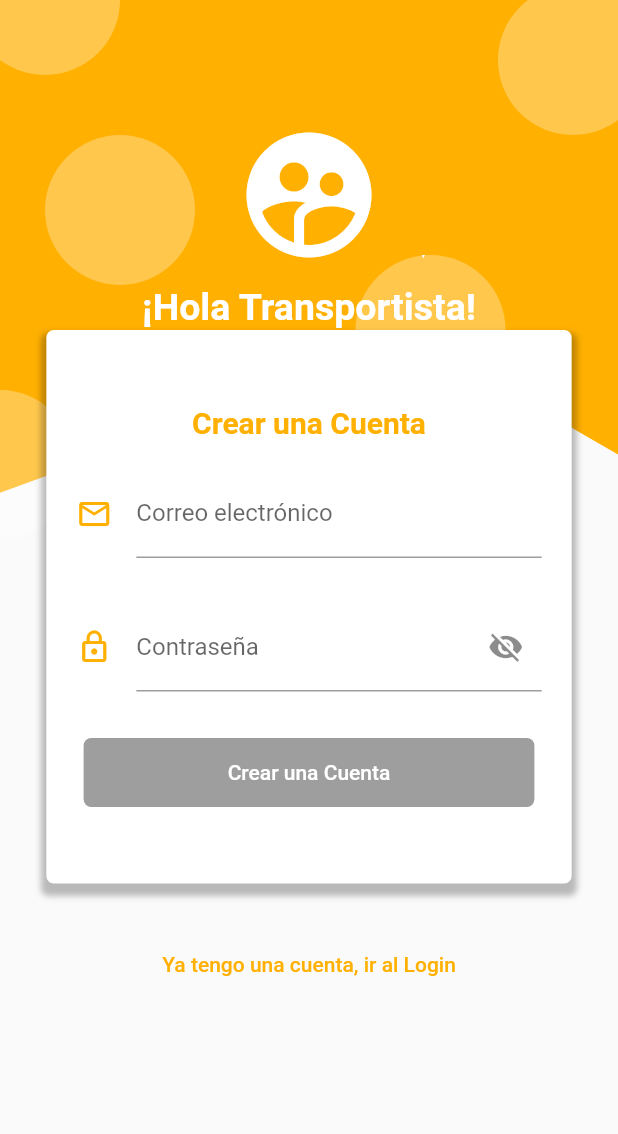
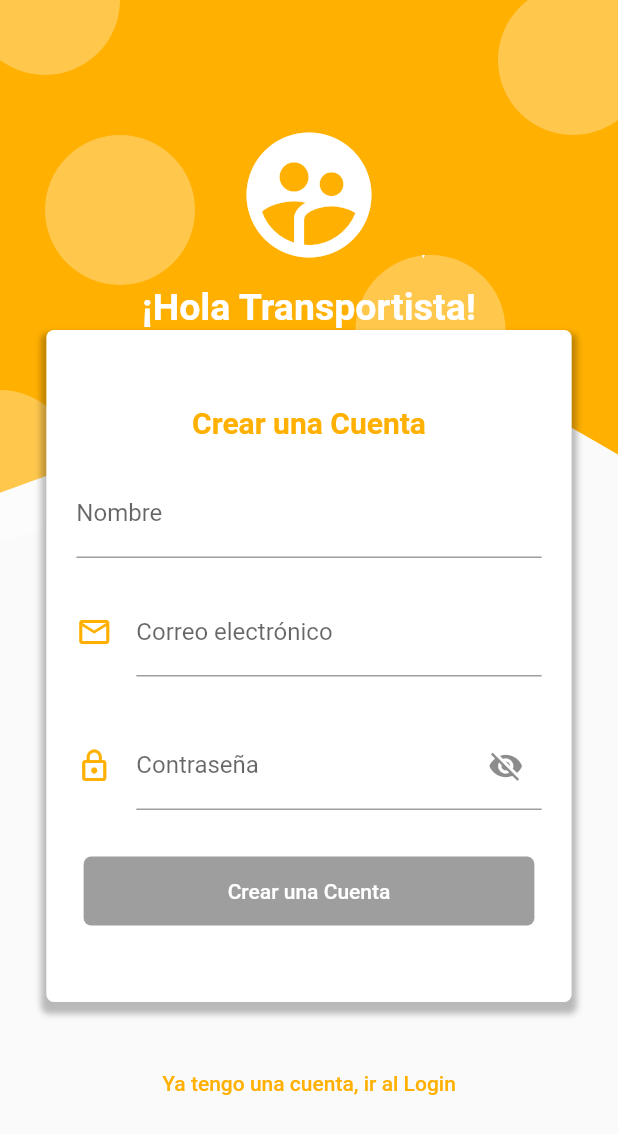
Before and after one commit to FabrizioAtiquipa/Tarea1, a Flutter app: the RegistroPage screen opened by its route, on a phone screen of 412 x 824 dp. Shown: the top 1134 px of the screen. Run offline on Flutter 3.47's test engine with Material 2 defaults, Android fonts, the phone set to English and light mode, and no system bars; our stand-ins replace dio, flutter_svg, google_maps_flutter, image_picker, location, rxdart and 2 more; missing offline and left inert: flutter_polyline_points, mime_type; accounts and stored records are empty.

Commit message:
Guardar y mostrar nombre de usuario para la barra lateral

```diff
--- a/lib/src/bloc/login_bloc.dart
+++ b/lib/src/bloc/login_bloc.dart
@@ -3,9 +3,12 @@ import 'package:proyectounderway/src/bloc/validators.dart';
 import 'package:rxdart/rxdart.dart';
 
 class LoginBloc with Validators {
+  final _nameController = BehaviorSubject<String>();
   final _emailController = BehaviorSubject<String>();
   final _passwordController = BehaviorSubject<String>();
 
+  Stream<String> get nameStream =>
+      _nameController.stream;
   Stream<String> get emailStream =>
       _emailController.stream.transform(validarEmail);
   Stream<String> get passwordStream =>
@@ -14,13 +17,16 @@ class LoginBloc with Validators {
   Stream<bool> get formValidStream =>
       Observable.combineLatest2(emailStream, passwordStream, (e, p) => true);
 
+  Function(String) get changeName => _nameController.sink.add;
   Function(String) get changeEmail => _emailController.sink.add;
   Function(String) get changePassword => _passwordController.sink.add;
 
+  String get name => _nameController.value;
   String get email => _emailController.value;
   String get password => _passwordController.value;
 
   dispose() {
+    _nameController?.close();
     _emailController?.close();
     _passwordController?.close();
   }
--- a/lib/src/pages/LogIn/registro_page.dart
+++ b/lib/src/pages/LogIn/registro_page.dart
@@ -40,7 +40,7 @@ class _RegistroPageState extends State<RegistroPage> {
   }
 
   _register(LoginBloc bloc, BuildContext context) async{
-    final info = await usuarioProvider.nuevoUsuario(bloc.email, bloc.password);
+    final info = await usuarioProvider.nuevoUsuario(bloc.name, bloc.email, bloc.password);
     if (info['ok']) {
       Navigator.pushNamed(context, 'home');
     } else {
@@ -82,6 +82,8 @@ class _RegistroPageState extends State<RegistroPage> {
                         color: Color(0xffFFB001),
                         fontWeight: FontWeight.bold)),
                 SizedBox(height: 20.0),
+                _crearNombre(bloc),
+                SizedBox(height: 20.0),
                 _crearEmail(bloc),
                 SizedBox(height: 30.0),
                 _crearPassword(bloc),
@@ -97,6 +99,23 @@ class _RegistroPageState extends State<RegistroPage> {
           SizedBox(height: 100.0)
         ],
       ),
+    );
+  }
+
+  Widget _crearNombre(LoginBloc bloc) {
+    return StreamBuilder(
+      builder: (BuildContext context, AsyncSnapshot snapshot) {
+        return Container(
+          padding: EdgeInsets.symmetric(horizontal: 20.0),
+          child: TextField(
+            decoration: InputDecoration(
+                labelText: 'Nombre',
+                counterText: snapshot.data,
+                errorText: snapshot.error),
+            onChanged: bloc.changeName,
+          ),
+        );
+      },
     );
   }
 
```
Also changed, not shown: lib/src/providers/usuario_provider.dart (+20 -6 lines).
